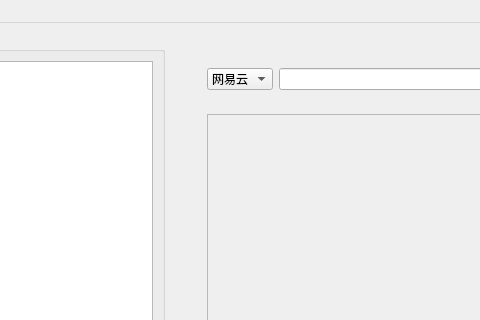
First picture: the form in desktoppet/music/ui_music_player.ui, repository kewuaa/cv_practice, before the edit; both pictures show x 168 to 648 and y 0 to 320 of the 1250 by 566 pixel window.
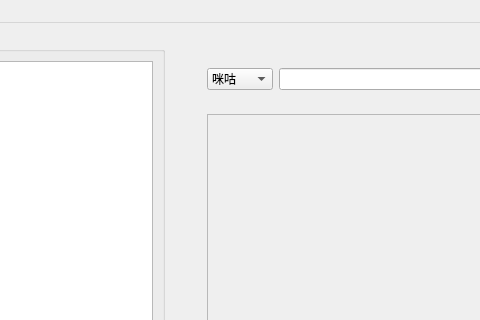
Second picture: the form after the edit.

The edit to the form file:
```diff
--- a/desktoppet/music/ui_music_player.ui
+++ b/desktoppet/music/ui_music_player.ui
@@ -54,6 +54,11 @@
                <layout class="QHBoxLayout" name="horizontalLayout">
                 <item>
                  <widget class="QComboBox" name="musicercomboBox">
+                  <item>
+                   <property name="text">
+                    <string>咪咕</string>
+                   </property>
+                  </item>
                   <item>
                    <property name="text">
                     <string>网易云</string>
```
